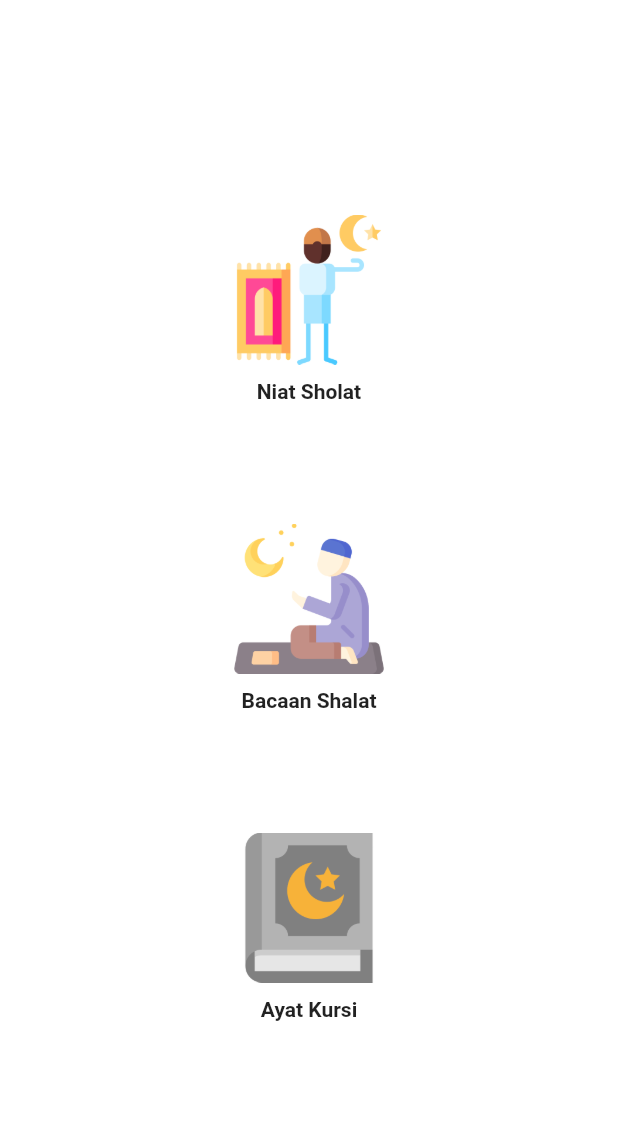
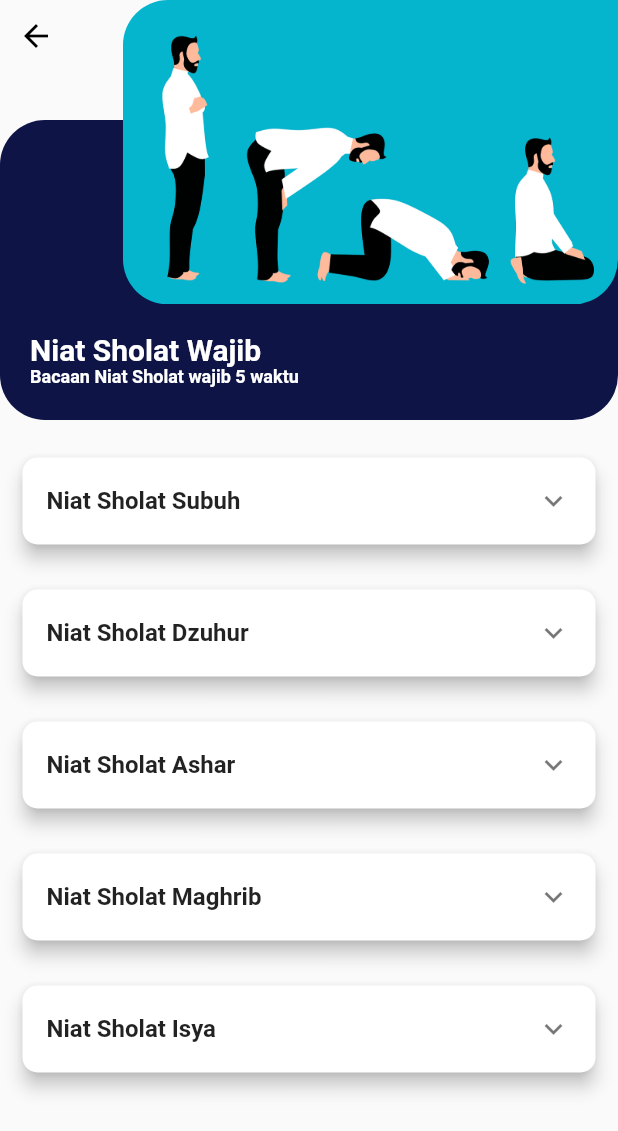
Before and after one commit to angular403/aplikasi_bacaan_sholat, a Flutter app: the screen it shows after launch, after a tap on "Niat Sholat", on a phone screen of 412 x 824 dp. Shown: the top 1131 px of the screen. Run offline on Flutter 3.47's test engine with Material 2 defaults, Android fonts, the phone set to English and light mode, and no system bars.

Commit message:
penambahan fitur bacaan shalat

```diff
--- /dev/null
+++ b/lib/models/model_niat.dart
@@ -0,0 +1,17 @@
+class ModelNiat {
+  int? id;
+  String? name;
+  String? arabic;
+  String? latin;
+  String? terjemahan;
+
+  ModelNiat(this.id, this.name, this.arabic, this.latin, this.terjemahan);
+
+  ModelNiat.fromJson(Map<String, dynamic> json) {
+    id = json['id'];
+    name = json['name'];
+    arabic = json['arabic'];
+    latin = json['latin'];
+    terjemahan = json['terjemahan'];
+  }
+}
--- a/lib/pages/main_page.dart
+++ b/lib/pages/main_page.dart
@@ -1,3 +1,5 @@
+import 'package:aplikasi_bacaan_sholat/pages/bacaan_sholat_page.dart';
+import 'package:aplikasi_bacaan_sholat/pages/niat_sholat_page.dart';
 import 'package:flutter/material.dart';
 
 class MainPage extends StatefulWidget {
@@ -24,7 +26,12 @@ class _MainPageState extends State<MainPage> {
                   child: InkWell(
                     highlightColor: Colors.transparent,
                     splashColor: Colors.transparent,
-                    onTap: () {},
+                    onTap: () {
+                      Navigator.push(
+                          context,
+                          MaterialPageRoute(
+                              builder: (context) => NiatSholat()));
+                    },
                     child: Column(
                       children: const [
                         Image(
@@ -54,7 +61,12 @@ class _MainPageState extends State<MainPage> {
                   child: InkWell(
                     highlightColor: Colors.transparent,
                     splashColor: Colors.transparent,
-                    onTap: () {},
+                    onTap: () {
+                      Navigator.push(
+                          context,
+                          MaterialPageRoute(
+                              builder: (context) => BacaanSholat()));
+                    },
                     child: Column(
                       children: const [
                         Image(
--- /dev/null
+++ b/lib/pages/niat_sholat_page.dart
@@ -0,0 +1,205 @@
+import 'dart:convert';
+// import 'dart:html';
+import 'package:flutter/material.dart';
+import 'package:aplikasi_bacaan_sholat/models/model_niat.dart';
+import 'package:flutter/services.dart' as rootbundle;
+
+class NiatSholat extends StatefulWidget {
+  const NiatSholat({Key? key}) : super(key: key);
+
+  @override
+  State<NiatSholat> createState() => _NiatSholatState();
+}
+
+class _NiatSholatState extends State<NiatSholat> {
+  Future<List<ModelNiat>> ReadJsonData() async {
+    final jsonData =
+        await rootbundle.rootBundle.loadString('assets/data/niatshalat.json');
+    final list = json.decode(jsonData) as List<dynamic>;
+    return list.map((e) => ModelNiat.fromJson(e)).toList();
+  }
+
+  @override
+  Widget build(BuildContext context) {
+    return Scaffold(
+      body: SafeArea(
+        child: Column(
+          mainAxisAlignment: MainAxisAlignment.center,
+          children: [
+            Stack(
+              children: [
+                Align(
+                  alignment: Alignment.topLeft,
+                  child: IconButton(
+                    onPressed: () => Navigator.of(context).pop(),
+                    icon: const Icon(
+                      Icons.arrow_back,
+                      color: Colors.black,
+                    ),
+                  ),
+                ),
+                Align(
+                  alignment: Alignment.topLeft,
+                  child: Container(
+                    margin: const EdgeInsets.only(top: 80),
+                    decoration: BoxDecoration(
+                      borderRadius: BorderRadius.circular(30),
+                      color: const Color(0xff0e1446),
+                    ),
+                    height: 200,
+                    width: MediaQuery.of(context).size.width,
+                    child: Container(
+                      margin: const EdgeInsets.only(top: 120, left: 20),
+                      child: Column(
+                        crossAxisAlignment: CrossAxisAlignment.start,
+                        mainAxisAlignment: MainAxisAlignment.center,
+                        children: const [
+                          Text(
+                            "Niat Sholat Wajib",
+                            style: TextStyle(
+                                color: Colors.white,
+                                fontSize: 20,
+                                fontWeight: FontWeight.bold),
+                          ),
+                          Text(
+                            "Bacaan Niat Sholat wajib 5 waktu",
+                            style: TextStyle(
+                              fontSize: 12,
+                              fontWeight: FontWeight.bold,
+                              color: Colors.white,
+                            ),
+                          )
+                        ],
+                      ),
+                    ),
+                  ),
+                ),
+                 Align(
+                  alignment: Alignment.topRight,
+                  child: ClipRRect(
+                    borderRadius: BorderRadius.only(
+                      bottomLeft: Radius.circular(30),
+                      topLeft: Radius.circular(30),
+                      bottomRight: Radius.circular(30),
+                    ),
+                    child: Image.asset(
+                      'assets/images/bg_shalat.png',
+                      width: 330,
+                    ),
+                  ),
+                ),
+              ],
+            ),
+            SizedBox(height: 10),
+            Expanded(
+                child: Container(
+              child: FutureBuilder(
+                future: ReadJsonData(),
+                builder: (context, data) {
+                  if (data.hasError) {
+                    return Center(
+                      child: Text("${data.error}"),
+                    );
+                  } else if (data.hasData) {
+                    var items = data.data as List<ModelNiat>;
+                    return ListView.builder(
+                        itemCount: items == null ? 0 : items.length,
+                        itemBuilder: (context, index) {
+                          return Card(
+                            shape: RoundedRectangleBorder(
+                              borderRadius: BorderRadius.circular(10),
+                            ),
+                            elevation: 5,
+                            margin: EdgeInsets.all(15),
+                            child: Theme(
+                              data: Theme.of(context)
+                                  .copyWith(dividerColor: Colors.transparent),
+                              child: ExpansionTile(
+                                title: Text(
+                                  items[index].name.toString(),
+                                  style: TextStyle(
+                                      fontSize: 16,
+                                      fontWeight: FontWeight.bold),
+                                ),
+                                children: [
+                                  Container(
+                                    padding: EdgeInsets.all(8),
+                                    child: Row(
+                                      mainAxisAlignment:
+                                          MainAxisAlignment.center,
+                                      crossAxisAlignment:
+                                          CrossAxisAlignment.center,
+                                      children: [
+                                        Expanded(
+                                          child: Container(
+                                            padding:
+                                                EdgeInsets.only(bottom: 10),
+                                            child: Column(
+                                              mainAxisAlignment:
+                                                  MainAxisAlignment.center,
+                                              crossAxisAlignment:
+                                                  CrossAxisAlignment.start,
+                                              children: [
+                                                Padding(
+                                                  padding: EdgeInsets.only(
+                                                      left: 8, right: 8),
+                                                  child: Text(
+                                                      items[index]
+                                                          .arabic
+                                                          .toString(),
+                                                      style: TextStyle(
+                                                          fontSize: 16,
+                                                          fontWeight:
+                                                              FontWeight.bold)),
+                                                ),
+                                                Padding(
+                                                  padding: EdgeInsets.only(
+                                                      left: 8, right: 8),
+                                                  child: Text(
+                                                    items[index]
+                                                        .latin
+                                                        .toString(),
+                                                    style: TextStyle(
+                                                      fontSize: 14,
+                                                      fontStyle:
+                                                          FontStyle.italic,
+                                                    ),
+                                                  ),
+                                                ),
+                                                Padding(
+                                                  padding: EdgeInsets.only(
+                                                      left: 8, top: 8),
+                                                  child: Text(
+                                                    items[index]
+                                                        .terjemahan
+                                                        .toString(),
+                                                    style:
+                                                        TextStyle(fontSize: 12),
+                                                  ),
+                                                ),
+                                              ],
+                                            ),
+                                          ),
+                                        ),
+                                      ],
+                                    ),
+                                  ),
+                                ],
+                              ),
+                            ),
+                          );
+                        });
+                  } else {
+                    return Center(
+                      child: CircularProgressIndicator(),
+                    );
+                  }
+                },
+              ),
+            ))
+          ],
+        ),
+      ),
+    );
+  }
+}
```
Also changed, not shown: lib/models/model_bacaan.dart (added, +17 -0 lines), lib/pages/bacaan_sholat_page.dart (added, +207 -0 lines).
